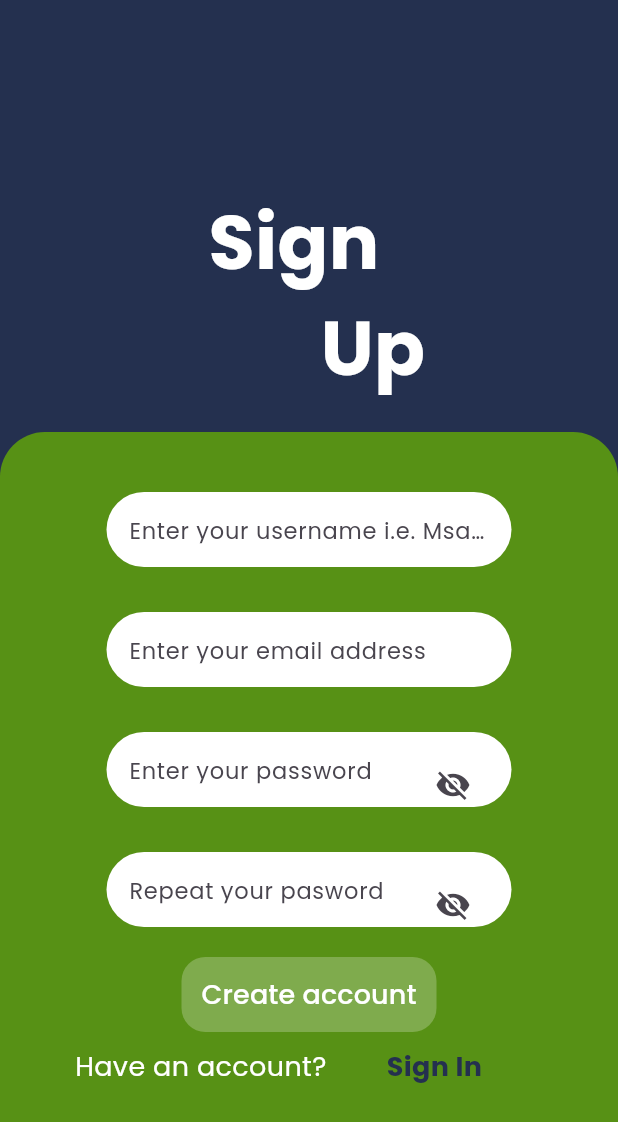
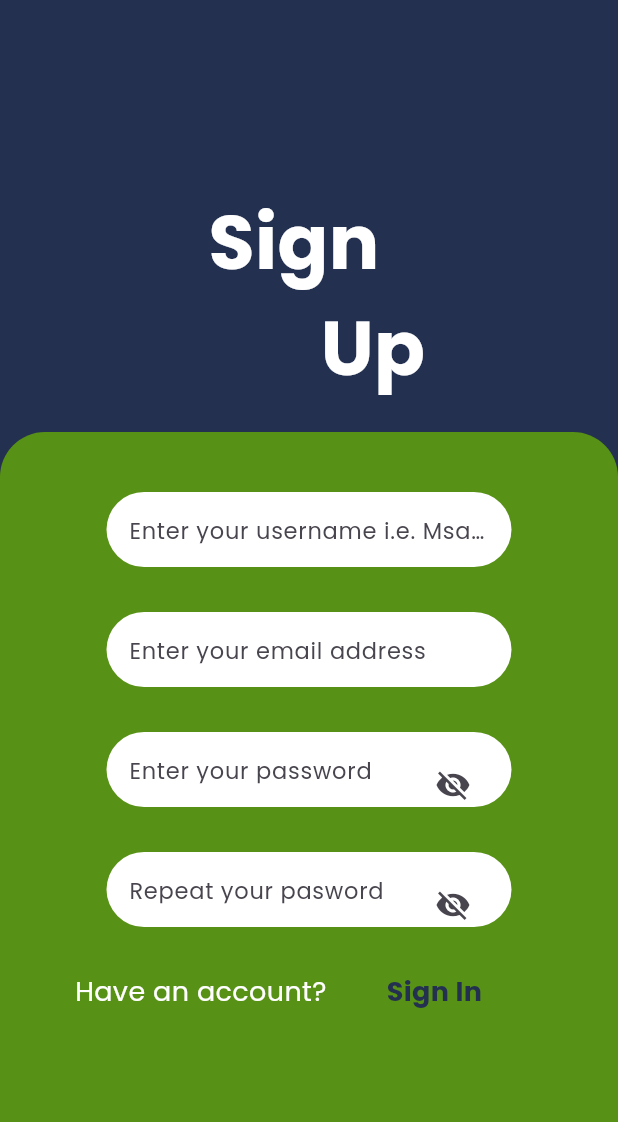
Before and after one commit to JohnGastone/Mwanafunzi-Portal, a Flutter app: the screen it shows after launch, on a phone screen of 412 x 824 dp. Shown: the top 1122 px of the screen. Run offline on Flutter 3.47's test engine with Material 3 defaults, Android fonts, the phone set to English and light mode, and no system bars; our stand-ins replace google_fonts.

Commit message:
Refactor SignUpPage: update import path for signIn.dart and comment out account creation button

```diff
--- a/lib/Authentication/signUp.dart
+++ b/lib/Authentication/signUp.dart
@@ -1,9 +1,8 @@
 // ignore_for_file: prefer_const_constructors
 
 import 'package:flutter/material.dart';
-import 'package:mwanafunziPortal/signIn.dart';
 import 'package:google_fonts/google_fonts.dart';
-import '../explorePage.dart';
+import 'package:mwanafunziportal/Authentication/Authentication/signIn.dart';
 
 class SignUpPage extends StatefulWidget {
   const SignUpPage({super.key});
@@ -185,31 +184,31 @@ class _SignUpPageState extends State<SignUpPage> {
                     ),
                   ),
                   SizedBox(height: 20),
-                  Container(
-                    decoration: BoxDecoration(
-                      color: Colors.white24,
-                      borderRadius: BorderRadius.circular(16),
-                    ),
-                    height: 50,
-                    width: 170,
-                    child: TextButton(
-                      child: Text(
-                        "Create account",
-                        style: GoogleFonts.poppins(
-                          fontSize: 18,
-                          color: Colors.white,
-                        ),
-                      ),
-                      onPressed: () {
-                        Navigator.push(
-                          context,
-                          MaterialPageRoute(
-                            builder: (context) => const MyHomePage(),
-                          ),
-                        );
-                      },
-                    ),
-                  ),
+                  // Container(
+                  //   decoration: BoxDecoration(
+                  //     color: Colors.white24,
+                  //     borderRadius: BorderRadius.circular(16),
+                  //   ),
+                  //   height: 50,
+                  //   width: 170,
+                  //   child: TextButton(
+                  //     child: Text(
+                  //       "Create account",
+                  //       style: GoogleFonts.poppins(
+                  //         fontSize: 18,
+                  //         color: Colors.white,
+                  //       ),
+                  //     ),
+                  //     onPressed: () {
+                  //       Navigator.push(
+                  //         context,
+                  //         MaterialPageRoute(
+                  //           builder: (context) => const MyHomePage(),
+                  //         ),
+                  //       );
+                  //     },
+                  //   ),
+                  // ),
                   SizedBox(height: 10),
                   Padding(
                     padding: const EdgeInsets.only(left: 50),
```
